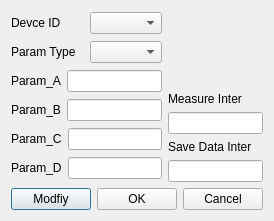
Above: ui/devparamconfig.ui from binnary/BSCJZ8 before the change. Below: the same form after it.
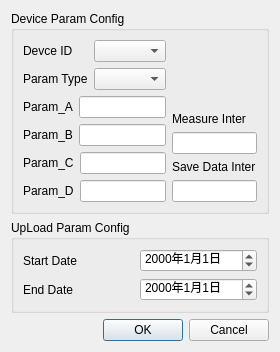
That is the form after the change.

Patch:
```diff
--- a/ui/devparamconfig.ui
+++ b/ui/devparamconfig.ui
@@ -6,8 +6,8 @@
    <rect>
     <x>0</x>
     <y>0</y>
-    <width>269</width>
-    <height>221</height>
+    <width>280</width>
+    <height>339</height>
    </rect>
   </property>
   <property name="sizePolicy">
@@ -19,6 +19,12 @@
   <property name="windowTitle">
    <string>Device Param Config</string>
   </property>
+  <layout class="QGridLayout" name="gridLayout_3">
+   <item row="0" column="0">
+    <widget class="QGroupBox" name="groupBox">
+     <property name="title">
+      <string>Device Param Config</string>
+     </property>
   <layout class="QGridLayout" name="gridLayout">
    <item row="0" column="0" rowspan="5">
     <layout class="QVBoxLayout" name="verticalLayout">
@@ -149,7 +155,55 @@
      </property>
     </widget>
    </item>
-   <item row="5" column="0" colspan="2">
+     </layout>
+    </widget>
+   </item>
+   <item row="1" column="0">
+    <widget class="QGroupBox" name="groupBox_2">
+     <property name="title">
+      <string>UpLoad Param Config</string>
+     </property>
+     <layout class="QGridLayout" name="gridLayout_2">
+      <item row="0" column="0">
+       <layout class="QHBoxLayout" name="horizontalLayout_8">
+        <item>
+         <widget class="QLabel" name="label_3">
+          <property name="text">
+           <string>Start Date</string>
+          </property>
+         </widget>
+        </item>
+        <item>
+         <widget class="QDateEdit" name="dateEdit_StartDate">
+          <property name="displayFormat">
+           <string>yyyy年M月d日</string>
+          </property>
+         </widget>
+        </item>
+       </layout>
+      </item>
+      <item row="1" column="0">
+       <layout class="QHBoxLayout" name="horizontalLayout_9">
+        <item>
+         <widget class="QLabel" name="label_4">
+          <property name="text">
+           <string>End Date</string>
+          </property>
+         </widget>
+        </item>
+        <item>
+         <widget class="QDateEdit" name="dateEdit_EndDate">
+          <property name="displayFormat">
+           <string>yyyy年M月d日</string>
+          </property>
+         </widget>
+        </item>
+       </layout>
+      </item>
+     </layout>
+    </widget>
+   </item>
+   <item row="2" column="0">
     <layout class="QHBoxLayout" name="horizontalLayout_7">
      <item>
       <spacer name="horizontalSpacer_2">
@@ -164,13 +218,6 @@
        </property>
       </spacer>
      </item>
-     <item>
-      <widget class="QPushButton" name="pushButton_Modfiy">
-       <property name="text">
-        <string>Modfiy</string>
-       </property>
-      </widget>
-     </item>
      <item>
       <widget class="QPushButton" name="pushButton_OK">
        <property name="text">
```
Lines whose indentation alone changed are shown as unchanged.
